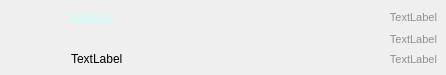
Old version of the form src/djwidget.ui in the repository knowthelist/knowthelist.
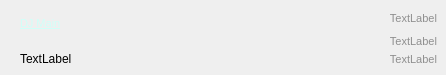
New version of the form. Icons and pictures are not drawn.

Commit message: Optimized for smaller screens

Diff of the .ui file:
```diff
--- a/src/djwidget.ui
+++ b/src/djwidget.ui
@@ -82,6 +82,15 @@
       <number>0</number>
      </property>
      <layout class="QGridLayout" name="gridLayout">
+      <property name="leftMargin">
+       <number>7</number>
+      </property>
+      <property name="horizontalSpacing">
+       <number>6</number>
+      </property>
+      <property name="verticalSpacing">
+       <number>4</number>
+      </property>
       <item row="1" column="0" rowspan="2">
        <widget class="QLabel" name="label">
         <property name="maximumSize">
@@ -176,6 +185,18 @@
       </item>
       <item row="0" column="1" rowspan="2">
        <widget class="QLabel" name="lblName">
+        <property name="sizePolicy">
+         <sizepolicy hsizetype="Expanding" vsizetype="Fixed">
+          <horstretch>0</horstretch>
+          <verstretch>0</verstretch>
+         </sizepolicy>
+        </property>
+        <property name="maximumSize">
+         <size>
+          <width>16777215</width>
+          <height>22</height>
+         </size>
+        </property>
         <property name="text">
          <string>&lt;!DOCTYPE HTML PUBLIC &quot;-//W3C//DTD HTML 4.0//EN&quot; &quot;http://www.w3.org/TR/REC-html40/strict.dtd&quot;&gt;
 &lt;html&gt;&lt;head&gt;&lt;meta name=&quot;qrichtext&quot; content=&quot;1&quot; /&gt;&lt;style type=&quot;text/css&quot;&gt;
```
Left out of the diff: 3 changed lines with no effect on the pictures.
